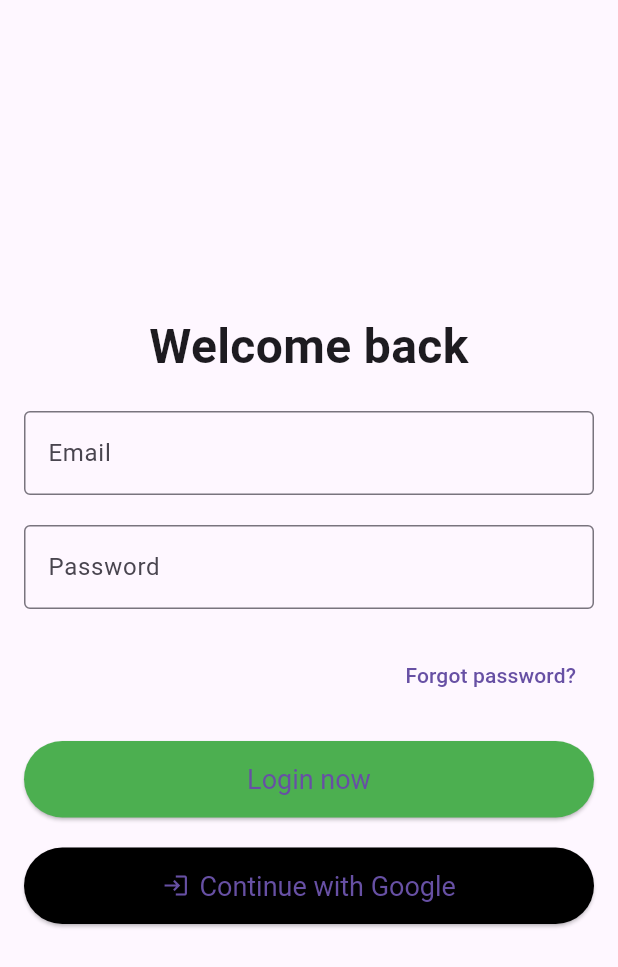
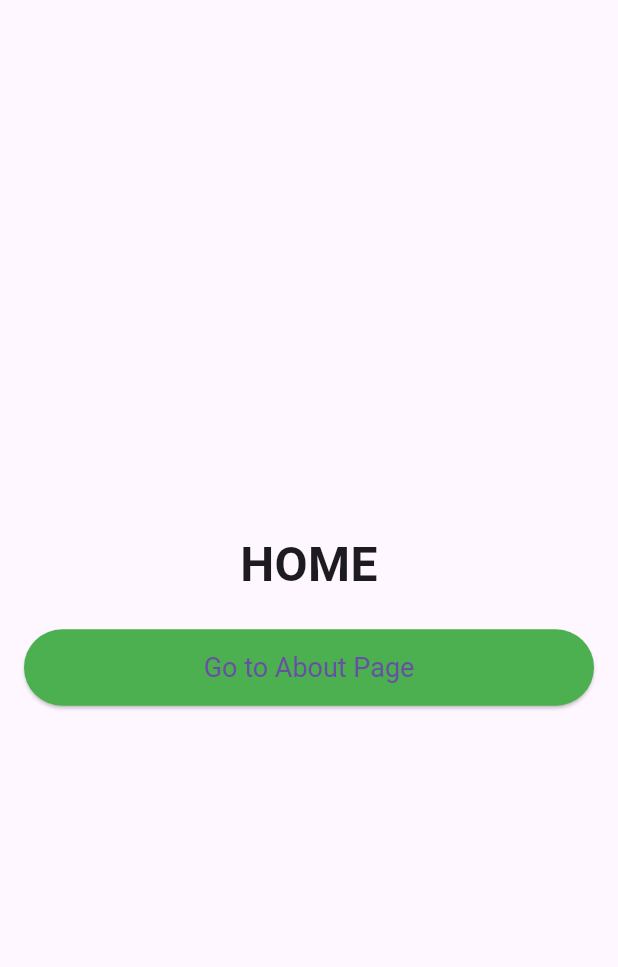
Before and after one commit to najiyalulu/Flutter-sample-application, a Flutter app: the screen it shows after launch, on a phone screen of 412 x 824 dp. Shown: the top 967 px of the screen. Run offline on Flutter 3.47's test engine with Material 3 defaults, Android fonts, the phone set to English and light mode, and no system bars.

```diff
--- a/lib/main.dart
+++ b/lib/main.dart
@@ -8,12 +8,19 @@ class MyApp extends StatelessWidget {
   @override
   Widget build(BuildContext context) {
     return MaterialApp(
-      home: LoginPage(),
+      title: 'FlutterFly Task 6',
+      theme: ThemeData(
+        primarySwatch: Colors.blue,
+      ),
+      home: HomePage(),
+      routes: {
+        '/about': (context) => AboutPage(),
+      },
     );
   }
 }
 
-class LoginPage extends StatelessWidget {
+class HomePage extends StatelessWidget {
   @override
   Widget build(BuildContext context) {
     return Scaffold(
@@ -26,7 +33,7 @@ class LoginPage extends StatelessWidget {
               crossAxisAlignment: CrossAxisAlignment.stretch,
               children: [
                 Text(
-                  'Welcome back',
+                  'HOME',
                   style: TextStyle(
                     fontSize: 32,
                     fontWeight: FontWeight.bold,
@@ -35,53 +42,13 @@ class LoginPage extends StatelessWidget {
                   textAlign: TextAlign.center,
                 ),
                 SizedBox(height: 20),
-                TextField(
-                  decoration: InputDecoration(
-                    border: OutlineInputBorder(),
-                    labelText: 'Email',
-                  ),
-                ),
-                SizedBox(height: 20),
-                TextField(
-                  obscureText: true,
-                  decoration: InputDecoration(
-                    border: OutlineInputBorder(),
-                    labelText: 'Password',
-                  ),
-                ),
-                SizedBox(height: 20),
-                Row(
-                  mainAxisAlignment: MainAxisAlignment.end,
-                  children: [
-                    TextButton(
-                      onPressed: () {
-                        // Add forgot password functionality here
-                      },
-                      child: Text('Forgot password?'),
-                    ),
-                  ],
-                ),
-                SizedBox(height: 20),
                 ElevatedButton(
                   onPressed: () {
-                    // Add login functionality here
+                    Navigator.pushNamed(context, '/about');
                   },
-                  child: Text('Login now'),
+                  child: Text('Go to About Page'),
                   style: ElevatedButton.styleFrom(
                     backgroundColor: Colors.green,
-                    padding: EdgeInsets.symmetric(vertical: 15),
-                    textStyle: TextStyle(fontSize: 18),
-                  ),
-                ),
-                SizedBox(height: 20),
-                ElevatedButton.icon(
-                  onPressed: () {
-                    // Add login with Google functionality here
-                  },
-                  icon: Icon(Icons.login),
-                  label: Text('Continue with Google'),
-                  style: ElevatedButton.styleFrom(
-                    backgroundColor: Colors.black,
                     padding: EdgeInsets.symmetric(vertical: 15),
                     textStyle: TextStyle(fontSize: 18),
                   ),
@@ -94,3 +61,42 @@ class LoginPage extends StatelessWidget {
     );
   }
 }
+
+class AboutPage extends StatelessWidget {
+  @override
+  Widget build(BuildContext context) {
+    return Scaffold(
+      body: Padding(
+        padding: const EdgeInsets.all(16.0),
+        child: Center(
+          child: SingleChildScrollView(
+            child: Column(
+              mainAxisAlignment: MainAxisAlignment.center,
+              crossAxisAlignment: CrossAxisAlignment.stretch,
+              children: [
+                Text(
+                  'ABOUT',
+                  style: TextStyle(
+                    fontSize: 32,
+                    fontWeight: FontWeight.bold,
+                    fontFamily: 'Sans-serif',
+                  ),
+                  textAlign: TextAlign.center,
+                ),
+                SizedBox(height: 20),
+                Text(
+                  'Welcome to the About Page',
+                  style: TextStyle(
+                    fontSize: 18,
+                    fontFamily: 'Sans-serif',
+                  ),
+                  textAlign: TextAlign.center,
+                ),
+              ],
+            ),
+          ),
+        ),
+      ),
+    );
+  }
+}
```
